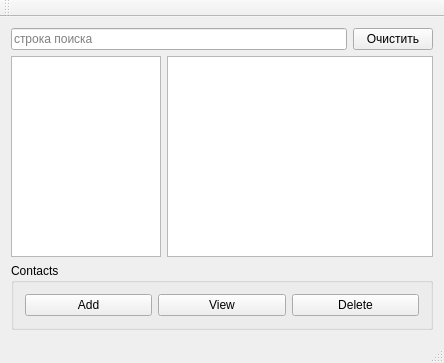
First picture: the form in src/mainwindow.ui, repository PKEv/QontMan, before the edit.
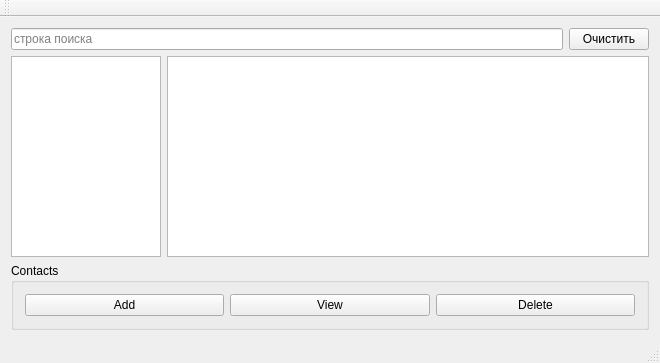
Second picture: the form after the edit. Icons and pictures are not drawn.

The edit to the form file:
```diff
--- a/src/mainwindow.ui
+++ b/src/mainwindow.ui
@@ -6,7 +6,7 @@
    <rect>
     <x>0</x>
     <y>0</y>
-    <width>444</width>
+    <width>660</width>
     <height>363</height>
    </rect>
   </property>
```
Left out of the diff: 4 changed lines with no effect on the pictures.
